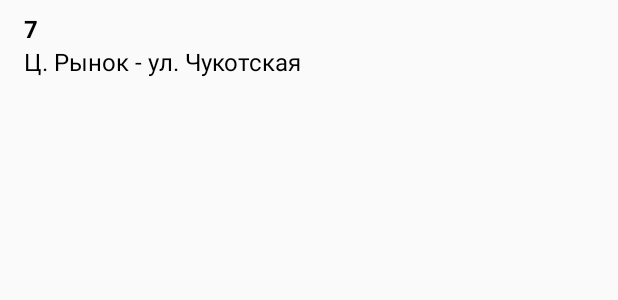
After one commit to sergeykamyshov/RostovTransport, an Android app: the layout recycler_item_routes.xml on its own in the app's theme, with its tools: preview values and no code run, on a phone screen of 412 x 824 dp. The commit adds this screen. Shown: the top 300 px of the screen. Run offline under Robolectric (Android 15) with nearby library versions, the phone set to English and light mode, and no system bars.

Commit message:
Impl loading routes for transport

```diff
--- /dev/null
+++ b/app/src/main/res/layout/fragment_list_routes.xml
@@ -0,0 +1,6 @@
+<?xml version="1.0" encoding="utf-8"?>
+<android.support.v7.widget.RecyclerView
+    xmlns:android="http://schemas.android.com/apk/res/android"
+    android:id="@+id/rv_routes"
+    android:layout_width="match_parent"
+    android:layout_height="match_parent"/>
--- /dev/null
+++ b/app/src/main/res/layout/recycler_item_routes.xml
@@ -0,0 +1,40 @@
+<?xml version="1.0" encoding="utf-8"?>
+<android.support.constraint.ConstraintLayout
+    xmlns:android="http://schemas.android.com/apk/res/android"
+    xmlns:app="http://schemas.android.com/apk/res-auto"
+    xmlns:tools="http://schemas.android.com/tools"
+    android:id="@+id/container_item_routes"
+    android:layout_width="match_parent"
+    android:layout_height="wrap_content">
+
+    <TextView
+        android:id="@+id/tv_route_number"
+        android:layout_width="0dp"
+        android:layout_height="wrap_content"
+        android:layout_marginEnd="16dp"
+        android:layout_marginStart="16dp"
+        android:layout_marginTop="8dp"
+        android:textColor="@android:color/black"
+        android:textSize="16sp"
+        android:textStyle="bold"
+        app:layout_constraintEnd_toEndOf="parent"
+        app:layout_constraintStart_toStartOf="parent"
+        app:layout_constraintTop_toTopOf="parent"
+        tools:text="7"/>
+
+    <TextView
+        android:id="@+id/tv_route_name"
+        android:layout_width="0dp"
+        android:layout_height="wrap_content"
+        android:layout_marginBottom="8dp"
+        android:layout_marginEnd="16dp"
+        android:layout_marginStart="16dp"
+        android:textColor="@android:color/black"
+        android:textSize="16sp"
+        app:layout_constraintBottom_toBottomOf="parent"
+        app:layout_constraintEnd_toEndOf="parent"
+        app:layout_constraintStart_toStartOf="parent"
+        app:layout_constraintTop_toBottomOf="@id/tv_route_number"
+        tools:text="Ц. Рынок - ул. Чукотская"/>
+
+</android.support.constraint.ConstraintLayout>
```
Also changed, not shown: app/src/main/java/ru/sergeykamyshov/rostovtransport/data/network/RestService.kt (+9 -0 lines), app/src/main/java/ru/sergeykamyshov/rostovtransport/data/network/routes/Routes.kt (added, +25 -0 lines), app/src/main/java/ru/sergeykamyshov/rostovtransport/ui/routes/RoutesAdapter.kt (+4 -4 lines), app/src/main/java/ru/sergeykamyshov/rostovtransport/ui/routes/base/BaseFragment.kt (added, +39 -0 lines), app/src/main/java/ru/sergeykamyshov/rostovtransport/ui/routes/base/BaseViewModel.kt (added, +13 -0 lines), app/src/main/java/ru/sergeykamyshov/rostovtransport/ui/routes/base/RoutesAdapter.kt (added, +42 -0 lines), app/src/main/java/ru/sergeykamyshov/rostovtransport/ui/routes/bus/BusListFragment.kt (+5 -9 lines), app/src/main/java/ru/sergeykamyshov/rostovtransport/ui/routes/bus/BusListViewModel.kt (added, +39 -0 lines), app/src/main/java/ru/sergeykamyshov/rostovtransport/ui/routes/shuttle/ShuttleListFragment.kt (+5 -9 lines), app/src/main/java/ru/sergeykamyshov/rostovtransport/ui/routes/shuttle/ShuttleListViewModel.kt (added, +39 -0 lines), app/src/main/java/ru/sergeykamyshov/rostovtransport/ui/routes/tram/TramListFragment.kt (+5 -9 lines), app/src/main/java/ru/sergeykamyshov/rostovtransport/ui/routes/tram/TramListViewModel.kt (added, +39 -0 lines), app/src/main/java/ru/sergeykamyshov/rostovtransport/ui/routes/trolleybus/TrolleybusListFragment.kt (+5 -9 lines), app/src/main/java/ru/sergeykamyshov/rostovtransport/ui/routes/trolleybus/TrolleybusListViewModel.kt (added, +39 -0 lines).
